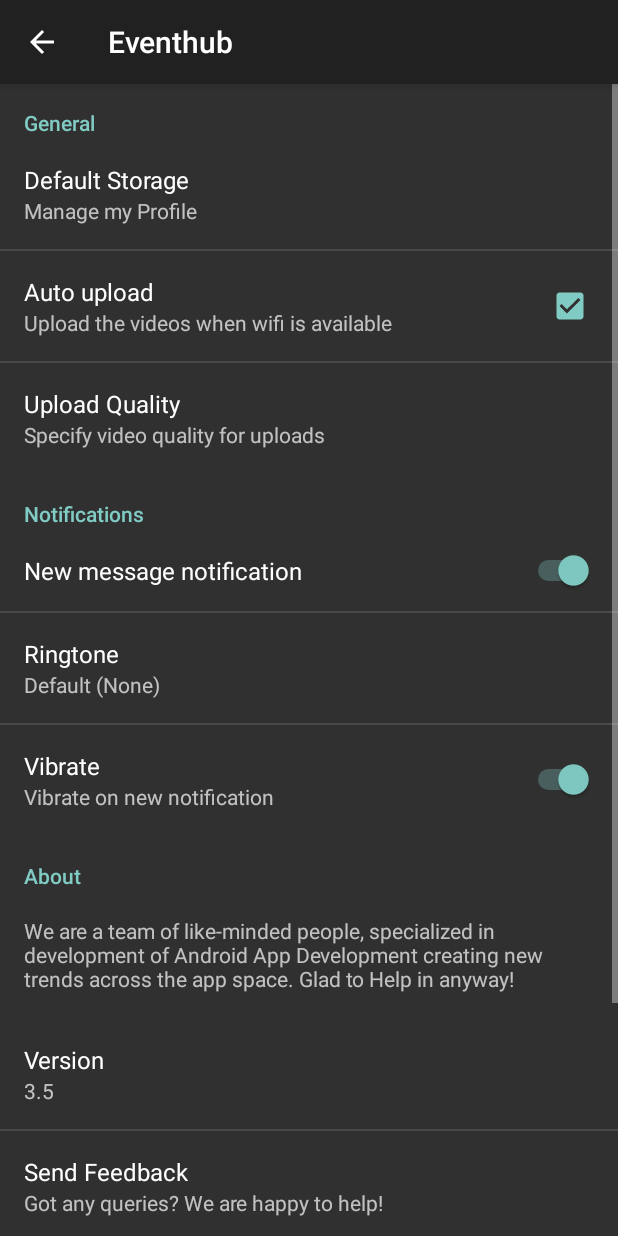
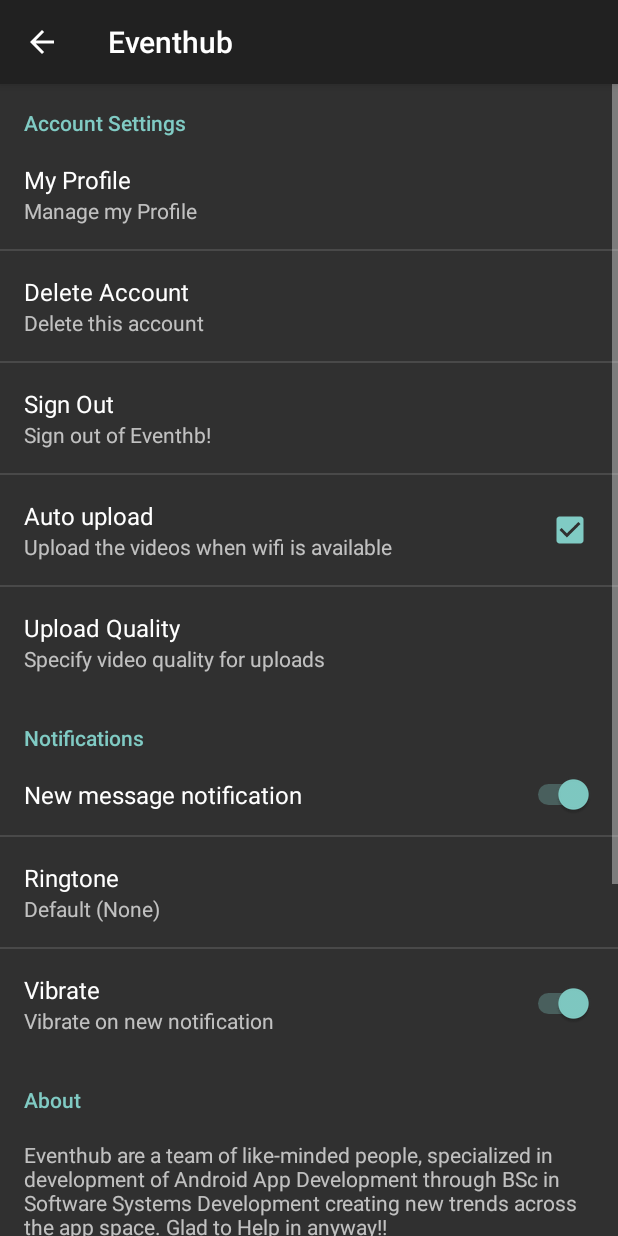
Before and after one commit to fazkarimi/EventhubFYP, an Android app: the SettingsActivity screen opened directly, with no data from a screen before it, on a phone screen of 412 x 824 dp. Run offline under Robolectric (Android 15) with nearby library versions, the light colour scheme and no system bars.

Commit message:
settings activity

```diff
--- a/src/main/res/values/strings.xml
+++ b/src/main/res/values/strings.xml
@@ -15,10 +15,12 @@
     <string name="pref_title_notifications">Notifications</string>
     <string name="summary_choose_ringtone">Choose notification sound</string>
     <string name="pref_header_about">About</string>
-    <string name="summary_about">We are a team of like-minded people, specialized in development of Android App Development creating new trends across the app space. Glad to Help in anyway!</string>
+    <string name="summary_about">Eventhub are a team of like-minded people, specialized in development of Android App Development through BSc in Software Systems Development creating new trends across the app space. Glad to Help in anyway!!</string>
     <string name="app_version">3.5</string>
+    <string name="delete_acc">Delete this account</string>
     <string name="summary_support">Got any queries? We are happy to help!</string>
-    <string name="title_send_feedback">Send Feedback</string>
+    <string name="summary_support_signout">Sign out of Eventhb!</string>
+    <string name="title_send_feedback">Sign Out</string>
     <string name="title_faq">FAQ</string>
     <string name="summary_faq">View frequently asked questions</string>
     <string name="url_faq">https://www.androidhive.info/privacy-policy/</string>
@@ -26,9 +28,9 @@
     <string name="url_privacy">https://www.androidhive.info/privacy-policy/</string>
     <string name="title_terms">Terms &amp; Conditions</string>
     <string name="url_terms">https://www.androidhive.info/terms-of-service/</string>
-    <string name="title_version">Version</string>
+    <string name="title_delete">Delete Account</string>
     <string name="choose_email_client">Choose email client</string>
-    <string name="title_gallery_storage">Default Storage</string>
+    <string name="title_gallery_storage">My Profile</string>
     <string name="title_new_notification_sound">New message notification</string>
     <string name="title_vibrate">Vibrate</string>
     <string name="summary_vibrate">Vibrate on new notification</string>
--- a/src/main/res/xml/pref_main.xml
+++ b/src/main/res/xml/pref_main.xml
@@ -1,11 +1,19 @@
 <?xml version="1.0" encoding="utf-8"?>
 <PreferenceScreen xmlns:android="http://schemas.android.com/apk/res/android">
-    <PreferenceCategory android:title="General">
+    <PreferenceCategory android:title="Account Settings">
         <EditTextPreference
             android:defaultValue="@string/default_gallery_storage"
             android:key="@string/key_gallery_name"
             android:summary="@string/default_gallery_storage"
             android:title="@string/title_gallery_storage" />
+
+        <Preference
+            android:summary="@string/delete_acc"
+            android:title="@string/title_delete" />
+        <Preference
+            android:key="@string/key_send_feedback"
+            android:summary="@string/summary_support_signout"
+            android:title="@string/title_send_feedback" />
 
         <CheckBoxPreference
             android:defaultValue="true"
```
